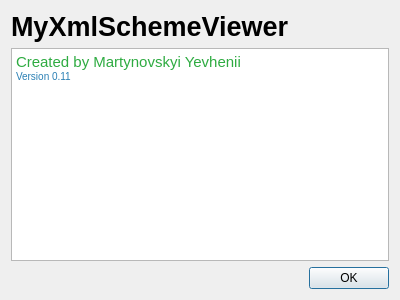
Above: aboutwnd.ui from Evheney/XmlSchemeViewer before the change. Below: the same form after it.
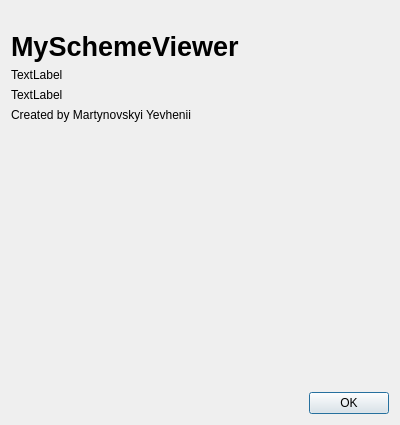
That is the form after the change. Icons and pictures are not drawn.

Commit message: Modified about to show build and version with icon

```diff
--- a/aboutwnd.ui
+++ b/aboutwnd.ui
@@ -7,7 +7,7 @@
     <x>0</x>
     <y>0</y>
     <width>400</width>
-    <height>300</height>
+    <height>425</height>
    </rect>
   </property>
   <property name="windowTitle">
@@ -16,6 +16,22 @@
   <layout class="QHBoxLayout" name="horizontalLayout">
    <item>
     <layout class="QVBoxLayout" name="verticalLayout">
+     <item>
+      <widget class="QLabel" name="label_3">
+       <property name="text">
+        <string/>
+       </property>
+       <property name="pixmap">
+        <pixmap resource="resources.qrc">:/Iconsmind-Outline-Chip.ico</pixmap>
+       </property>
+       <property name="scaledContents">
+        <bool>false</bool>
+       </property>
+       <property name="alignment">
+        <set>Qt::AlignCenter</set>
+       </property>
+      </widget>
+     </item>
      <item>
       <widget class="QLabel" name="label">
        <property name="font">
@@ -27,21 +43,44 @@
         </font>
        </property>
        <property name="text">
-        <string>MyXmlSchemeViewer</string>
+        <string>MySchemeViewer</string>
        </property>
       </widget>
      </item>
      <item>
-      <widget class="QTextEdit" name="textEdit">
-       <property name="html">
-        <string>&lt;!DOCTYPE HTML PUBLIC &quot;-//W3C//DTD HTML 4.0//EN&quot; &quot;http://www.w3.org/TR/REC-html40/strict.dtd&quot;&gt;
-&lt;html&gt;&lt;head&gt;&lt;meta name=&quot;qrichtext&quot; content=&quot;1&quot; /&gt;&lt;style type=&quot;text/css&quot;&gt;
-p, li { white-space: pre-wrap; }
-&lt;/style&gt;&lt;/head&gt;&lt;body style=&quot; font-family:'MS Shell Dlg 2'; font-size:7.8pt; font-weight:400; font-style:normal;&quot;&gt;
-&lt;p style=&quot; margin-top:0px; margin-bottom:0px; margin-left:0px; margin-right:0px; -qt-block-indent:0; text-indent:0px;&quot;&gt;&lt;span style=&quot; font-family:'MS Shell Dlg 2'; font-size:11pt; color:#2eab41;&quot;&gt;Created by Martynovskyi Yevhenii&lt;/span&gt;&lt;span style=&quot; font-family:'MS Shell Dlg 2';&quot;&gt;&lt;br /&gt;&lt;/span&gt;&lt;span style=&quot; font-family:'MS Shell Dlg 2'; color:#297fb4;&quot;&gt;Version 0.11&lt;/span&gt;&lt;/p&gt;&lt;/body&gt;&lt;/html&gt;</string>
+      <widget class="QLabel" name="version">
+       <property name="text">
+        <string>TextLabel</string>
        </property>
       </widget>
      </item>
+     <item>
+      <widget class="QLabel" name="buildDate">
+       <property name="text">
+        <string>TextLabel</string>
+       </property>
+      </widget>
+     </item>
+     <item>
+      <widget class="QLabel" name="label_2">
+       <property name="text">
+        <string>Created by Martynovskyi Yevhenii</string>
+       </property>
+      </widget>
+     </item>
+     <item>
+      <spacer name="verticalSpacer">
+       <property name="orientation">
+        <enum>Qt::Vertical</enum>
+       </property>
+       <property name="sizeHint" stdset="0">
+        <size>
+         <width>20</width>
+         <height>40</height>
+        </size>
+       </property>
+      </spacer>
+     </item>
      <item>
       <widget class="QDialogButtonBox" name="buttonBox">
        <property name="orientation">
```
Left out of the diff: 6 changed lines with no effect on the pictures. The commit also changes 5 other files.
